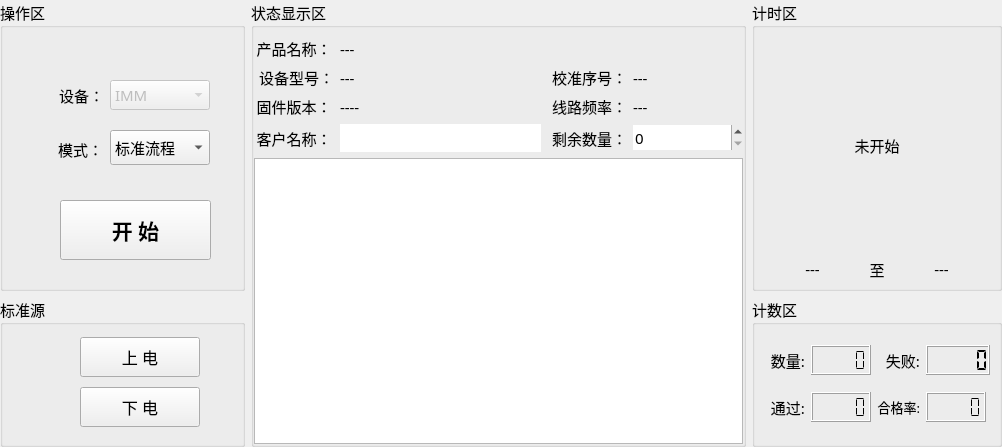
Above: IMM-CalibrateTool/IMM-CalibrateTool/home/home_workwid.ui from ChinaClever/ScalePoint before the change. Below: the same form after it.
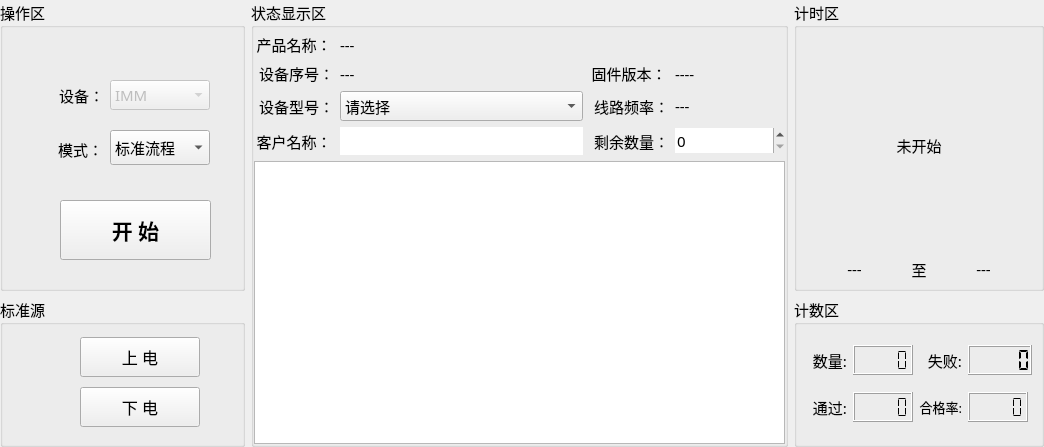
That is the form after the change.

```diff
--- a/IMM-CalibrateTool/IMM-CalibrateTool/home/home_workwid.ui
+++ b/IMM-CalibrateTool/IMM-CalibrateTool/home/home_workwid.ui
@@ -6,7 +6,7 @@
    <rect>
     <x>0</x>
     <y>0</y>
-    <width>1002</width>
+    <width>1042</width>
     <height>447</height>
    </rect>
   </property>
@@ -41,6 +41,9 @@
       <property name="leftMargin">
        <number>0</number>
       </property>
+      <property name="topMargin">
+       <number>5</number>
+      </property>
       <property name="rightMargin">
        <number>0</number>
       </property>
@@ -69,7 +72,7 @@
         </property>
        </widget>
       </item>
-      <item row="0" column="1" colspan="3">
+      <item row="0" column="1">
        <widget class="QLabel" name="devLab">
         <property name="minimumSize">
          <size>
@@ -83,41 +86,6 @@
        </widget>
       </item>
       <item row="1" column="0">
-       <widget class="QLabel" name="label_39">
-        <property name="minimumSize">
-         <size>
-          <width>80</width>
-          <height>20</height>
-         </size>
-        </property>
-        <property name="maximumSize">
-         <size>
-          <width>80</width>
-          <height>30</height>
-         </size>
-        </property>
-        <property name="text">
-         <string>设备型号：</string>
-        </property>
-        <property name="alignment">
-         <set>Qt::AlignRight|Qt::AlignTrailing|Qt::AlignVCenter</set>
-        </property>
-       </widget>
-      </item>
-      <item row="1" column="1">
-       <widget class="QLabel" name="pnLab">
-        <property name="minimumSize">
-         <size>
-          <width>0</width>
-          <height>20</height>
-         </size>
-        </property>
-        <property name="text">
-         <string>---</string>
-        </property>
-       </widget>
-      </item>
-      <item row="1" column="2">
        <widget class="QLabel" name="label_34">
         <property name="minimumSize">
          <size>
@@ -132,14 +100,14 @@
          </size>
         </property>
         <property name="text">
-         <string>校准序号：</string>
+         <string>设备序号：</string>
         </property>
         <property name="alignment">
          <set>Qt::AlignRight|Qt::AlignTrailing|Qt::AlignVCenter</set>
         </property>
        </widget>
       </item>
-      <item row="1" column="3">
+      <item row="1" column="1">
        <widget class="QLabel" name="snLab">
         <property name="minimumSize">
          <size>
@@ -152,7 +120,7 @@
         </property>
        </widget>
       </item>
-      <item row="2" column="0">
+      <item row="1" column="2">
        <widget class="QLabel" name="label_36">
         <property name="minimumSize">
          <size>
@@ -174,13 +142,64 @@
         </property>
        </widget>
       </item>
-      <item row="2" column="1">
+      <item row="1" column="3">
        <widget class="QLabel" name="verLab">
         <property name="text">
          <string>----</string>
         </property>
        </widget>
       </item>
+      <item row="2" column="0">
+       <widget class="QLabel" name="label_39">
+        <property name="minimumSize">
+         <size>
+          <width>80</width>
+          <height>20</height>
+         </size>
+        </property>
+        <property name="maximumSize">
+         <size>
+          <width>80</width>
+          <height>30</height>
+         </size>
+        </property>
+        <property name="text">
+         <string>设备型号：</string>
+        </property>
+        <property name="alignment">
+         <set>Qt::AlignRight|Qt::AlignTrailing|Qt::AlignVCenter</set>
+        </property>
+       </widget>
+      </item>
+      <item row="2" column="1">
+       <widget class="QComboBox" name="pnBox">
+        <item>
+         <property name="text">
+          <string>请选择</string>
+         </property>
+        </item>
+        <item>
+         <property name="text">
+          <string>IMM SINGLE PHASE LD 44mm</string>
+         </property>
+        </item>
+        <item>
+         <property name="text">
+          <string>IMM SINGLE PHASE HD 52mm</string>
+         </property>
+        </item>
+        <item>
+         <property name="text">
+          <string>IMM THREE PHASE LD 44mm</string>
+         </property>
+        </item>
+        <item>
+         <property name="text">
+          <string>IMM THREE PHASE HD 52mm</string>
+         </property>
+        </item>
+       </widget>
+      </item>
       <item row="2" column="2">
        <widget class="QLabel" name="label_37">
         <property name="minimumSize">
```
